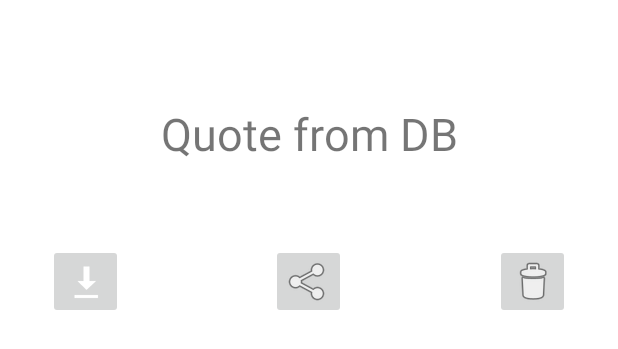
After one commit to cek333/Quote_Catalog_Android_Kotlin_Edition, an Android app: the layout quote_item_view.xml on its own in the app's theme, with its tools: preview values and no code run, on a phone screen of 412 x 824 dp. The commit adds this screen. Shown: the top 349 px of the screen. Run offline under Robolectric (Android 15) with nearby library versions, the phone set to English and light mode, and no system bars.

Commit message:
implemented basic RecyclerView functionality

```diff
--- a/app/src/main/res/layout/fragment_browse.xml
+++ b/app/src/main/res/layout/fragment_browse.xml
@@ -63,8 +63,10 @@
         </FrameLayout>
 
         <androidx.recyclerview.widget.RecyclerView
+            android:id="@+id/quote_list"
             android:layout_width="match_parent"
             android:layout_height="match_parent"
+            app:layoutManager="androidx.recyclerview.widget.LinearLayoutManager"
             android:layout_marginTop="@dimen/selectMarginTop" />
     </LinearLayout>
 </layout>
--- /dev/null
+++ b/app/src/main/res/layout/quote_item_view.xml
@@ -0,0 +1,55 @@
+<?xml version="1.0" encoding="utf-8"?>
+<layout
+    xmlns:android="http://schemas.android.com/apk/res/android"
+    xmlns:app="http://schemas.android.com/apk/res-auto"
+    xmlns:tools="http://schemas.android.com/tools">
+
+
+    <LinearLayout
+        android:layout_width="match_parent"
+        android:layout_height="wrap_content"
+        android:orientation="vertical">
+
+        <TextView
+            android:id="@+id/quote_text_from_db"
+            android:layout_width="wrap_content"
+            android:layout_height="wrap_content"
+            android:layout_gravity="center_horizontal"
+            android:layout_marginTop="@dimen/selectMarginTop"
+            android:ems="@integer/quote_ems"
+            android:gravity="center"
+            android:lines="@integer/quote_lines"
+            android:maxEms="@integer/quote_ems"
+            android:textAlignment="center"
+            android:textSize="@dimen/quoteTextSize"
+            tools:text="Quote from DB" />
+
+        <FrameLayout
+            android:layout_width="match_parent"
+            android:layout_height="wrap_content"
+            android:paddingStart="@dimen/quoteListIconMargin"
+            android:paddingEnd="@dimen/quoteListIconMargin">
+
+            <ImageButton
+                android:id="@+id/quote_download"
+                android:layout_width="@dimen/icon_dimens"
+                android:layout_height="@dimen/icon_dimens"
+                android:layout_gravity="top|left"
+                app:srcCompat="@android:drawable/stat_sys_download" />
+
+            <ImageButton
+                android:id="@+id/quote_share"
+                android:layout_width="@dimen/icon_dimens"
+                android:layout_height="@dimen/icon_dimens"
+                android:layout_gravity="center|top"
+                app:srcCompat="@android:drawable/ic_menu_share" />
+
+            <ImageButton
+                android:id="@+id/quote_delete"
+                android:layout_width="@dimen/icon_dimens"
+                android:layout_height="@dimen/icon_dimens"
+                android:layout_gravity="right|top"
+                app:srcCompat="@android:drawable/ic_menu_delete" />
+        </FrameLayout>
+    </LinearLayout>
+</layout>
--- a/app/src/main/res/values/dimens.xml
+++ b/app/src/main/res/values/dimens.xml
@@ -7,4 +7,6 @@
     <dimen name="chipSpacingVertical">36dp</dimen>
     <dimen name="quoteTextSize">30sp</dimen>
     <dimen name="iconPadding">0dp</dimen>
+    <dimen name="icon_dimens">50dp</dimen>
+    <dimen name="quoteListIconMargin">32dp</dimen>
 </resources>
```
Also changed, not shown: app/src/main/java/com/example/android/quote_catalog/browse/BrowseFragment.kt (+17 -4 lines), app/src/main/java/com/example/android/quote_catalog/browse/BrowseFragmentViewModel.kt (added, +38 -0 lines), app/src/main/java/com/example/android/quote_catalog/browse/QuoteAdapter.kt (added, +52 -0 lines).
